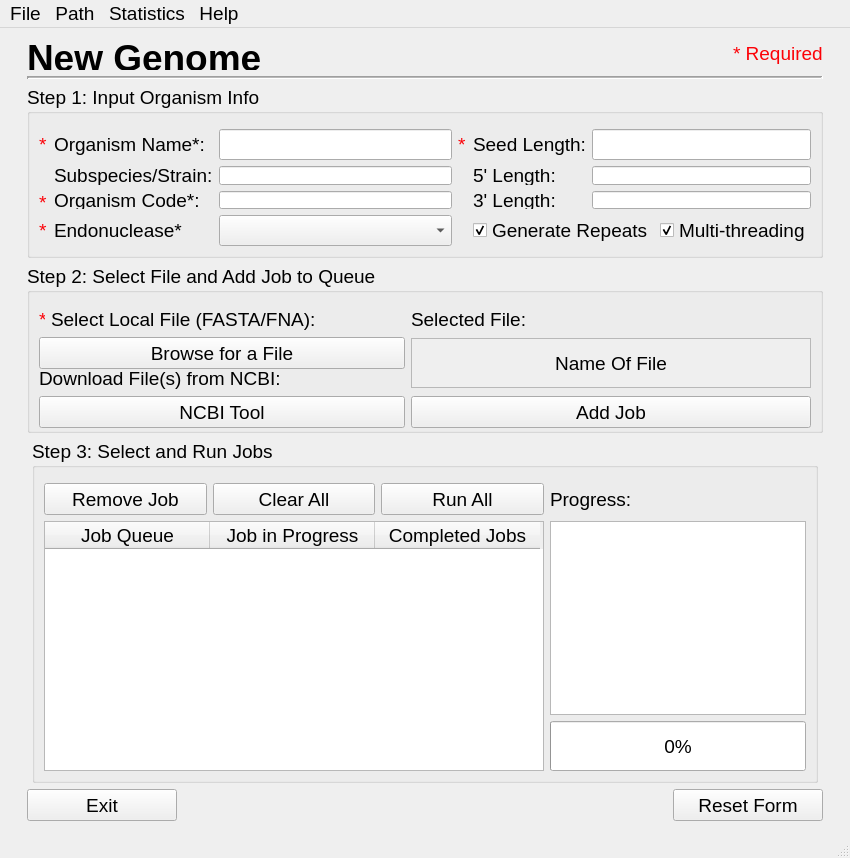
First picture: the form in NewGenome.ui, repository TrinhLab/CASPERapp, before the edit.
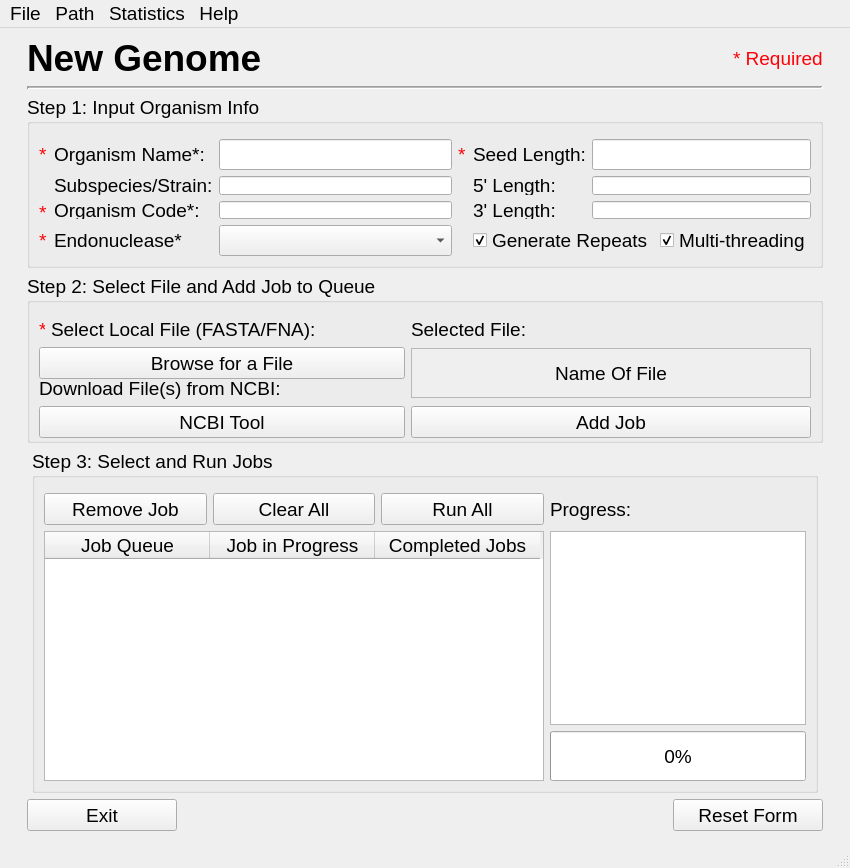
Second picture: the form after the edit.

Commit message: fixing scaling issue in new genome

Diff of the .ui file:
```diff
--- a/NewGenome.ui
+++ b/NewGenome.ui
@@ -723,7 +723,7 @@
       <property name="maximumSize">
        <size>
         <width>16777215</width>
-        <height>33</height>
+        <height>50</height>
        </size>
       </property>
       <property name="font">
```
Left out of the diff: 5 changed lines with no effect on the pictures.
